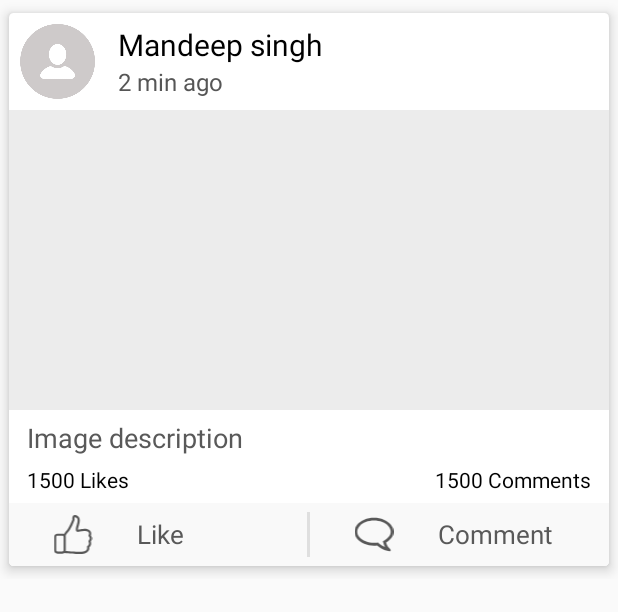
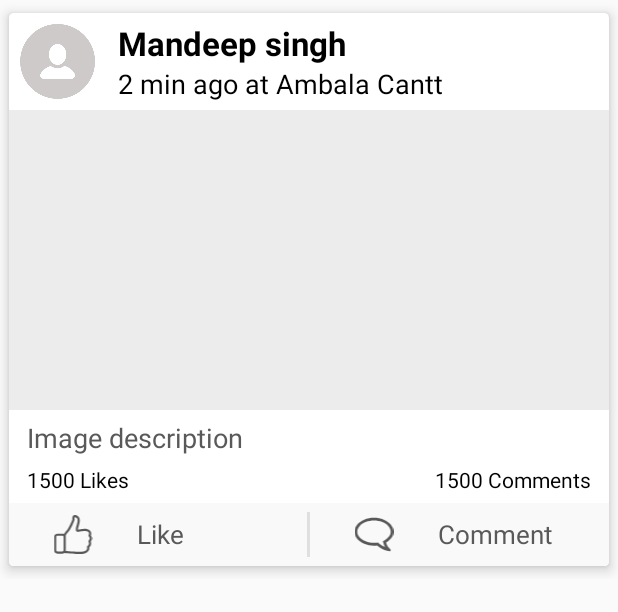
Before and after one commit to mandeepaulakh/CommentModule, an Android app: the layout item_profile_detail.xml on its own in the app's theme, with its tools: preview values and no code run, on a phone screen of 412 x 824 dp. Shown: the top 612 px of the screen. Run offline under Robolectric (Android 15) with nearby library versions, the phone set to English and light mode, and no system bars.

Commit message:
ui design with user image upload

```diff
--- a/app/src/main/res/layout/item_profile_detail.xml
+++ b/app/src/main/res/layout/item_profile_detail.xml
@@ -52,11 +52,6 @@
                     android:layout_height="wrap_content"
                     android:layout_toRightOf="@+id/thumbnail"
                     android:layout_centerVertical="true">
-                    <LinearLayout
-                        android:layout_width="match_parent"
-                        android:layout_height="wrap_content"
-                        android:orientation="horizontal"
-                        android:id="@+id/ll2">
 
                         <TextView
                             android:id="@+id/userName"
@@ -64,21 +59,21 @@
                             android:layout_height="wrap_content"
                             android:maxLength="150"
                             android:text="Mandeep singh"
+                            android:textStyle="bold"
                             android:textColor="@color/colorBlack"
-                            android:textSize="20sp" />
+                            android:textSize="22sp" />
 
 
-                    </LinearLayout>
                     <TextView
                         android:id="@+id/uploadImageLocation"
                         android:layout_width="wrap_content"
                         android:layout_height="wrap_content"
                         android:text="Ambala cantt"
-                        android:textColor="#565656"
+                        android:textColor="@color/colorBlack"
                         android:typeface="sans"
-                        android:textSize="16dip"
+                        android:textSize="18dip"
                         android:visibility="gone"
-                        android:layout_below="@id/ll2"
+                        android:layout_below="@id/userName"
                         android:gravity="center" />
 
                     <TextView
@@ -86,9 +81,9 @@
                         android:layout_width="fill_parent"
                         android:layout_height="wrap_content"
                         android:layout_below="@id/uploadImageLocation"
-                        android:textColor="#565656"
-                        android:textSize="16dip"
-                        android:text="2 min ago" />
+                        android:textColor="@color/colorBlack"
+                        android:textSize="18dip"
+                        android:text="2 min ago at Ambala Cantt " />
 
 
                 </RelativeLayout>
```
